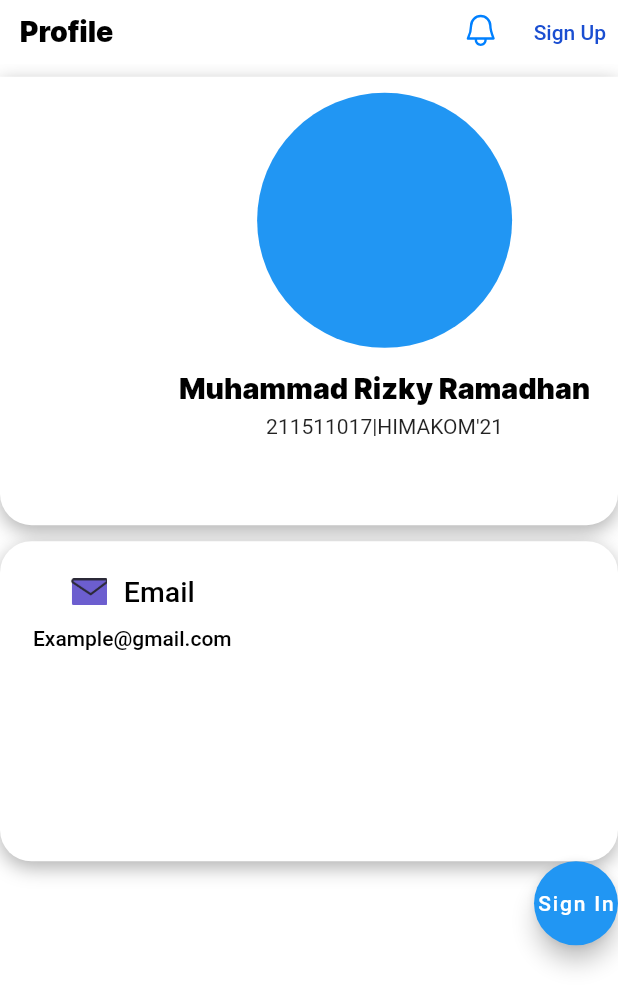
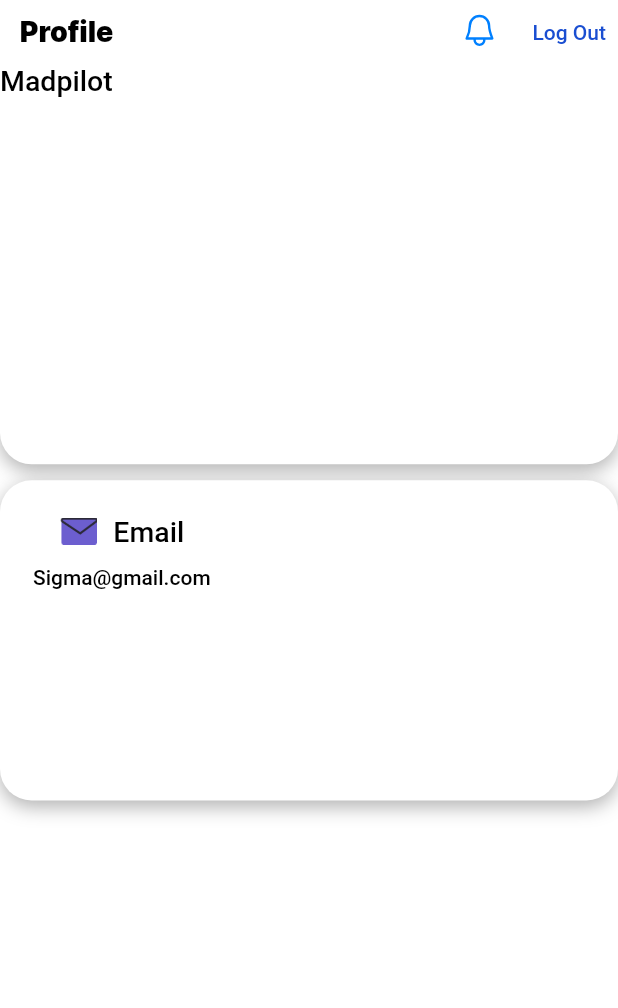
Before and after one commit to ardinur03/mobile-polban-news-hellodev, a Flutter app: the ProfilePageScreen screen opened directly, on a phone screen of 412 x 824 dp. Shown: the top 1008 px of the screen. Run offline on Flutter 3.47's test engine with Material 2 defaults, Android fonts, the light colour scheme and no system bars; our stand-ins replace cached_network_image, carousel_slider, connectivity_plus, flutter_svg, get, shared_preferences; accounts and stored records are empty; Roboto replaces fonts that are missing (popins).

Commit message:
FIX : Bookmark and Profile

```diff
--- a/lib/presentation/profile_page/profile_page_screen.dart
+++ b/lib/presentation/profile_page/profile_page_screen.dart
@@ -14,9 +14,10 @@ class ProfilePageScreen extends StatefulWidget {
 
 class _ProfilePageScreenState extends State<ProfilePageScreen> {
   final controller = Get.put(TokenController());
-  List<User> user = [];
+  User user = User();
   bool isLoading = true;
   bool hasToken = false;
+  String temp = "";
 
   @override
   void initState() {
@@ -31,6 +32,7 @@ class _ProfilePageScreenState extends State<ProfilePageScreen> {
     if (token != null) {
       setState(() {
         hasToken = true;
+        // temp = token;
       });
     }
 
@@ -41,6 +43,7 @@ class _ProfilePageScreenState extends State<ProfilePageScreen> {
 
   @override
   Widget build(BuildContext context) {
+    // ignore: unused_local_variable
     final Size size = MediaQuery.of(context).size;
 
     if (isLoading) {
@@ -63,7 +66,7 @@ class _ProfilePageScreenState extends State<ProfilePageScreen> {
       super.initState();
       controller.fecthUser().then((value) {
         setState(() {
-          user = controller.userList;
+          user = controller.setUser() as User;
         });
       });
     }
@@ -90,13 +93,16 @@ class _ProfilePageScreenState extends State<ProfilePageScreen> {
           ),
           TextButton(
             onPressed: () {
-              Navigator.push(
+              controller.logout();
+              Navigator.pushReplacement(
                 context,
-                MaterialPageRoute(builder: (context) => SignUp()),
+                MaterialPageRoute(
+                  builder: (context) => SignInPage(),
+                ),
               );
             },
             child: Text(
-              "Sign Up",
+              "Log Out",
               style: TextStyle(color: Color.fromARGB(255, 26, 78, 209)),
             ),
           ),
@@ -105,18 +111,11 @@ class _ProfilePageScreenState extends State<ProfilePageScreen> {
       ),
       body: Column(
         children: [
-          Container(
-            width: size.width,
-            child: Stack(
+          Stack(
             children: [
-                SingleChildScrollView(
-                  child: Column(
-                    crossAxisAlignment: CrossAxisAlignment.center,
-                    children: [
-                      SizedBox(height: getVerticalSize(8.00)),
               Container(
                 width: getHorizontalSize(375.00),
-                        height: getVerticalSize(280.00),
+                height: getVerticalSize(250.00),
                 decoration: BoxDecoration(
                   color: ColorConstant.whiteA700,
                   borderRadius: BorderRadius.only(
@@ -131,52 +130,24 @@ class _ProfilePageScreenState extends State<ProfilePageScreen> {
                     ),
                   ],
                 ),
-                        child: Stack(
-                          children: [
+              ),
+              // SizedBox(height: getVerticalSize(100.00)),
+              // Text(user.name),
               Positioned(
-                              top: getVerticalSize(10.00),
-                              left: (getHorizontalSize(
-                                          (375.00) - getSize(80.00)) /
-                                      2) -
-                                  40,
-                              child: Column(
-                                children: [
-                                  CircleAvatar(
-                                    radius: getSize(80.00),
-                                    backgroundColor: Colors.blue,
-                                    // Add your image or initials inside the CircleAvatar
-                                    // using backgroundImage or child property
-                                    // Example:
-                                    // backgroundImage: AssetImage('path_to_image'),
-                                    // child: Text('Initials'),
-                                  ),
-                                  SizedBox(height: getVerticalSize(15.00)),
-                                  Text(
-                                    "Muhammad Rizky Ramadhan",
-                                    overflow: TextOverflow.ellipsis,
-                                    textAlign: TextAlign.center,
-                                    style: AppStyle.txtInterBlack18,
-                                  ),
-                                  SizedBox(height: getVerticalSize(5.00)),
-                                  Row(
-                                    mainAxisAlignment: MainAxisAlignment.center,
-                                    children: [
-                                      Text("211511017"),
-                                      Text("|"),
-                                      Text("HIMAKOM'21"),
-                                    ],
-                                  )
-                                ],
+                width: getHorizontalSize(100),
+                height: getVerticalSize(100),
+                child: Text(
+                  "Madpilot",
+                  style: TextStyle(
+                    color: ColorConstant.black900,
+                    fontSize: getSize(18.00),
+                    fontFamily: "popins",
+                    fontWeight: FontWeight.w500,
                   ),
                 ),
+              )
+              // Positioned(),
             ],
-                        ),
-                      ),
-                    ],
-                  ),
-                ),
-              ],
-            ),
           ),
           SizedBox(height: getVerticalSize(10.00)),
           Container(
@@ -229,7 +200,7 @@ class _ProfilePageScreenState extends State<ProfilePageScreen> {
                           ),
                           SizedBox(height: getVerticalSize(10.00)),
                           Text(
-                            "Example@gmail.com",
+                            "Sigma@gmail.com",
                             style: TextStyle(
                               color: ColorConstant.black900,
                               fontSize: getSize(14.00),
@@ -245,26 +216,6 @@ class _ProfilePageScreenState extends State<ProfilePageScreen> {
               ],
             ),
           ),
-          Positioned(
-            bottom: 100.0,
-            right: 20.0,
-            child: Align(
-              alignment: Alignment.bottomRight,
-              child: FloatingActionButton(
-                onPressed: () {
-                  Navigator.push(
-                    context,
-                    MaterialPageRoute(builder: (context) => SignInPage()),
-                  );
-                },
-                backgroundColor: Colors.blue,
-                child: Text(
-                  "Sign In",
-                  style: TextStyle(color: Colors.white),
-                ),
-              ),
-            ),
-          ),
         ],
       ),
     );
```
Also changed, not shown: lib/data/apiClient/api_client.dart (+22 -3 lines), lib/presentation/profile_page/controller/login_controller.dart (+20 -0 lines), lib/presentation/profile_page/widget/sign_in_page.dart (+35 -16 lines). Lines whose indentation alone changed are shown as unchanged.
